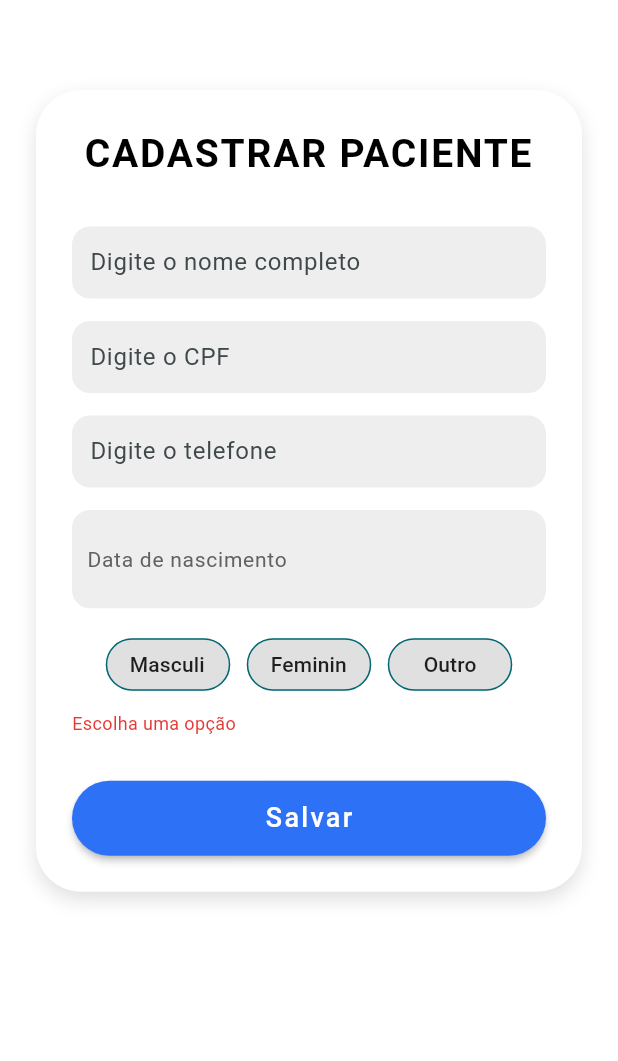
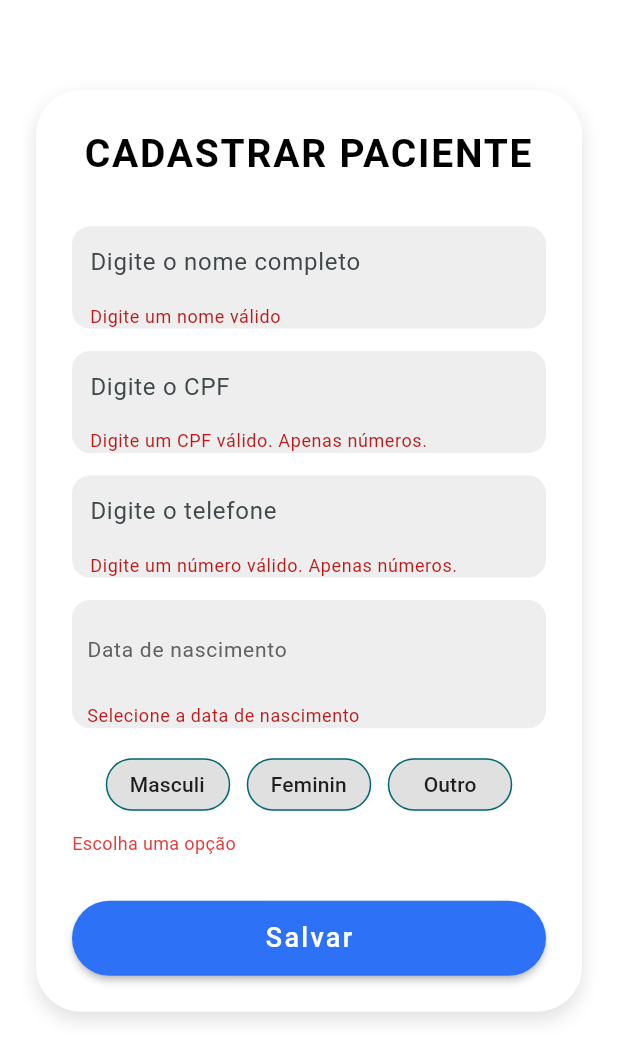
Before and after one commit to jairocket/kure-app, a Flutter app: the PatientForm screen opened by its route, after a tap on "Salvar", on a phone screen of 412 x 824 dp. Shown: the top 1061 px of the screen. Run offline on Flutter 3.47's test engine with Material 3 defaults, Android fonts, the phone set to English and light mode, and no system bars; drawn by our look-alikes of custom_radio_grouped_button; our stand-ins replace mask_text_input_formatter, sqflite; accounts and stored records are empty; network calls fail.

```diff
--- a/lib/components/custom_form_input_container.dart
+++ /dev/null
@@ -1,39 +0,0 @@
-import 'package:flutter/material.dart';
-
-class CustomForm extends StatelessWidget {
-  const CustomForm({
-
-    super.key,
-    required this.formKey,
-    required this.customFormChildren
-  });
-
-  final List<Widget> customFormChildren;
-  final Key formKey;
-
-  @override
-  Widget build(BuildContext context) {
-    return Container(
-      padding: EdgeInsets.all(24),
-      decoration: BoxDecoration(
-        borderRadius: BorderRadius.circular(30),
-        color: Colors.white,
-        boxShadow: [
-          BoxShadow(
-            color: Colors.black12,
-            blurRadius: 10,
-            offset: Offset(0, 5)
-          )
-        ]
-      ),
-      child: Form(
-        key: GlobalKey<FormState>(),
-        child: Column(
-          children: [
-            ...customFormChildren,
-          ],
-        ),
-      ),
-    );
-  }
-}
--- a/lib/patient_form.dart
+++ b/lib/patient_form.dart
@@ -8,7 +8,6 @@ import 'package:mobile/components/date_input.dart';
 import 'package:mobile/extensions/extensions.dart';
 import 'package:mobile/services/database_service.dart';
 import 'components/custom_text_input_field.dart';
-import 'components/custom_form_input_container.dart';
 import 'package:intl/intl.dart';
 import 'package:mask_text_input_formatter/mask_text_input_formatter.dart';
 
@@ -35,11 +34,10 @@ class PatientForm extends StatefulWidget {
   State<StatefulWidget> createState() => _PatientFormState();
 }
 
+class _PatientFormState extends State<PatientForm> {
+  GlobalKey<FormState> _formkey = GlobalKey<FormState>();
   String? name, cpf, phoneNumber, gender, birthday;
   bool _showGenderWarning = false;
-
-class _PatientFormState extends State<PatientForm> {
-  GlobalKey<FormState> _formkey = GlobalKey<FormState>();
 
   Future<void> savePatient(name, cpf, phone, birthday, gender) async {
     final DatabaseService _databaseService = DatabaseService.instance;
@@ -75,9 +73,23 @@ class _PatientFormState extends State<PatientForm> {
             crossAxisAlignment: CrossAxisAlignment.start,
             children: [
               SizedBox(height: 30),
-              CustomForm(
-                formKey: _formkey,
-                customFormChildren: [
+              Container(
+                padding: EdgeInsets.all(24),
+                decoration: BoxDecoration(
+                  borderRadius: BorderRadius.circular(30),
+                  color: Colors.white,
+                  boxShadow: [
+                    BoxShadow(
+                      color: Colors.black12,
+                      blurRadius: 10,
+                      offset: Offset(0, 5),
+                    ),
+                  ],
+                ),
+                child: Form(
+                  key: _formkey,
+                  child: Column(
+                    children: [
                       CustomFormTitle(title: "Cadastrar Paciente"),
                       SizedBox(height: 30),
                       CustomTextInputField(
@@ -160,7 +172,10 @@ class _PatientFormState extends State<PatientForm> {
                                 alignment: Alignment.centerLeft,
                                 child: Text(
                                   "Escolha uma opção",
-                                  style: TextStyle(color: Colors.red.shade600, fontSize: 12),
+                                  style: TextStyle(
+                                    color: Colors.red.shade600,
+                                    fontSize: 12,
+                                  ),
                                 ),
                               ),
                             ),
@@ -181,25 +196,23 @@ class _PatientFormState extends State<PatientForm> {
                           if (_formkey.currentState!.validate() &&
                               !_showGenderWarning) {
                             _formkey.currentState!.save();
-                        savePatient(name!, cpf!, phoneNumber!, birthday!, gender!)
+                            savePatient(name!, cpf!, phoneNumber!, birthday!, gender!,)
                               .then(
-                            (value) =>
-                              ScaffoldMessenger.of(context).showSnackBar(
+                                (value) => ScaffoldMessenger.of(context)
+                                .showSnackBar(
                                   SnackBar(
-                                  content: Text(
-                                    'Paciente cadastrado com sucesso!',
-                                  ),
+                                    content: Text('Paciente cadastrado com sucesso!'),
                                     backgroundColor: Colors.green,
                                   ),
                                 ),
-                            )
-                            .catchError((error) =>
-                              ScaffoldMessenger.of(context).showSnackBar(
+                              ).catchError(
+                                  (error) => ScaffoldMessenger.of(context)
+                                  .showSnackBar(
                                     SnackBar(
-                                  content: Text("Paciente já cadastrado."),
+                                      content: Text('Paciente já cadastrado.'),
                                       backgroundColor: Colors.redAccent,
                                     ),
-                              )
+                                  ),
                                 );
                             _formkey.currentState!.reset();
                             _nameController.clear();
@@ -234,6 +247,8 @@ class _PatientFormState extends State<PatientForm> {
                       ),
                     ],
                   ),
+                ),
+              ),
             ],
           ),
         ),
@@ -241,21 +256,3 @@ class _PatientFormState extends State<PatientForm> {
     );
   }
 }
-
-class GenderWarning extends StatelessWidget {
-  const GenderWarning({super.key});
-
-  @override
-  Widget build(BuildContext context) {
-    return Padding(
-      padding: EdgeInsets.only(top: 8.0),
-      child: Align(
-        alignment: Alignment.centerLeft,
-        child: Text(
-          "Escolha uma opção",
-          style: TextStyle(color: Colors.red.shade600, fontSize: 12),
-        ),
-      ),
-    );
-  }
-}
--- /dev/null
+++ b/lib/services/cep_service.dart
@@ -0,0 +1,21 @@
+import 'dart:convert';
+import 'package:http/http.dart' as http;
+
+class CepService {
+  static Future<Map<String, dynamic>?> getAddressByCep(String cep) async {
+    final formattedCep = cep.replaceAll(RegExp(r'[^0-9]'), '');
+    final url = Uri.parse("https://viacep.com.br/ws/$formattedCep/json/");
+
+    final response = await http.get(url);
+
+    if (response.statusCode == 200) {
+      final data = json.decode(response.body);
+      if (data.containsKey("erro")) {
+        return null;
+      }
+      return data;
+    } else {
+      return null;
+    }
+  }
+}
--- a/pubspec.yaml
+++ b/pubspec.yaml
@@ -21,6 +21,7 @@ dependencies:
   path: ^1.9.1
   sqflite_common_ffi: ^2.3.5
   universal_io: ^2.2.2
+  http: ^1.3.0
 
 ## dev_dependencies:
 ##  flutter_test:
```
Also changed, not shown: lib/address_form.dart (added, +187 -0 lines), lib/consulta.dart (+38 -17 lines), lib/doctor_form.dart (+10 -15 lines), lib/login_form.java.dart (+32 -10 lines), pubspec.lock. Lines whose indentation alone changed are shown as unchanged.
